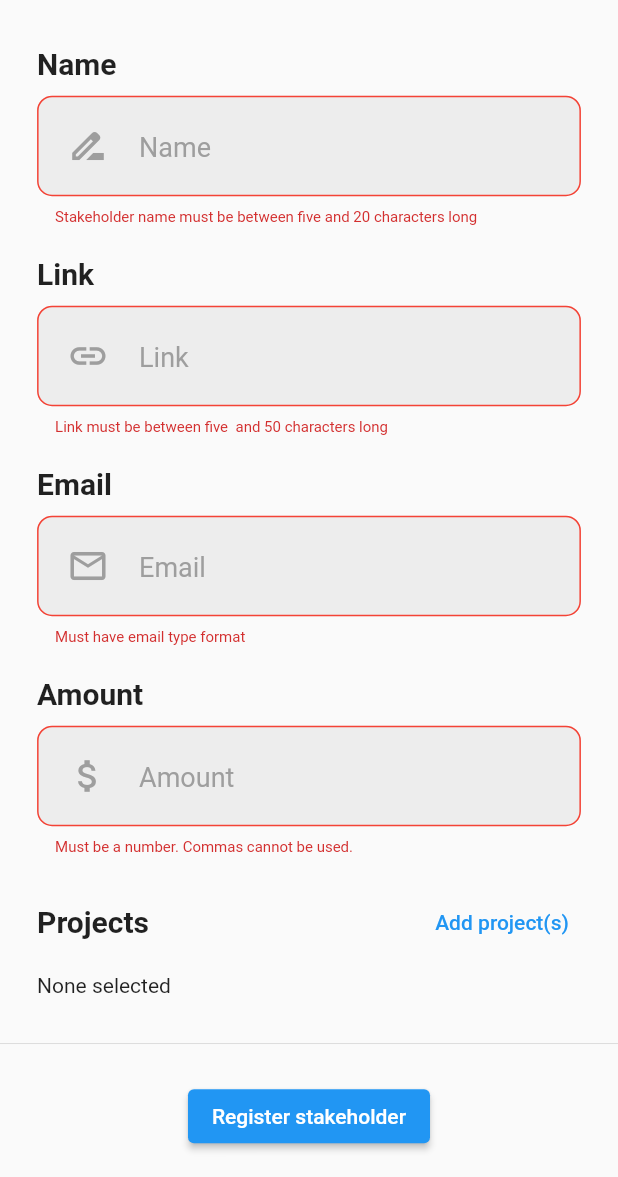
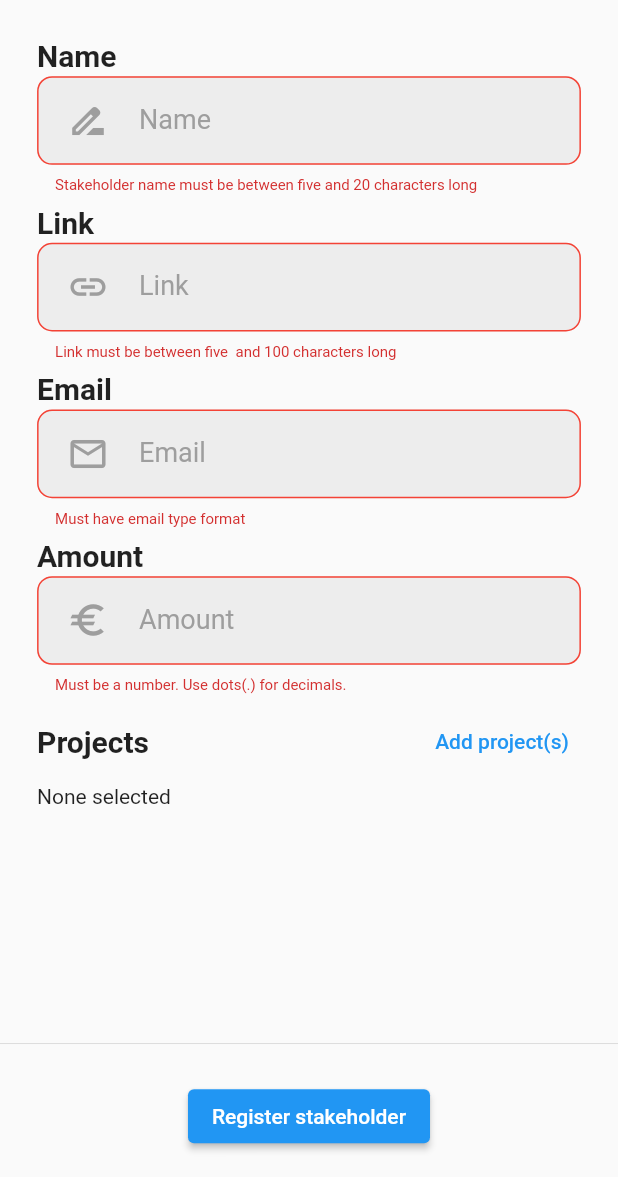
Before and after one commit to senenpalanca/superwoman, a Flutter app: the CreateStakeholderPage screen opened directly, after a tap on "Register stakeholder", on a phone screen of 412 x 824 dp, the part 59-1236 px from its top. Run offline on Flutter 3.47's test engine with Material 2 defaults, Android fonts, the phone set to English and light mode, and no system bars; our stand-ins replace cloud_firestore, date_format, firebase_core, firebase_storage, get_it, image_picker; accounts and stored records are empty; network calls fail.

Commit message:
Review & Finish

```diff
--- a/lib/main.dart
+++ b/lib/main.dart
@@ -1,7 +1,6 @@
 import 'package:firebase_core/firebase_core.dart';
 import 'package:flutter/material.dart';
 import 'package:superwoman/service-locator.dart';
-
 import 'pages/dashboard.dart';
 
 void main() async {
@@ -24,6 +23,7 @@ class MyApp extends StatelessWidget {
   @override
   Widget build(BuildContext context) {
     return MaterialApp(
+
       debugShowCheckedModeBanner: false,
       home: Dashboard(),
     );
--- a/lib/model/project.dart
+++ b/lib/model/project.dart
@@ -3,7 +3,7 @@ class Project {
   String? name;
   String? webLink;
   String? description;
-  String? image;
+  String? image; //Firebase Storage Link
   double? budget;
   DateTime? closingDate;
 
--- a/lib/pages/Projects/projects-page.dart
+++ b/lib/pages/Projects/projects-page.dart
@@ -105,7 +105,7 @@ class _ProjectsPageState extends State<ProjectsPage> {
                             ),
                           ),
                           DataCell(
-                            Text("${project.budget} \$"),
+                            Text("${project.budget} \u{20AC}"),
                           ),
                           DataCell(
                             Text(project.closingDate == null
--- a/lib/pages/Stakeholders/create-stakeholder-page.dart
+++ b/lib/pages/Stakeholders/create-stakeholder-page.dart
@@ -48,7 +48,7 @@ class _CreateStakeholderPageState extends State<CreateStakeholderPage> {
           content: SingleChildScrollView(
             child: ListBody(
               children: const <Widget>[
-                Text('Stakeholder registered successfully.'),
+                const Text('Stakeholder registered successfully.'),
               ],
             ),
           ),
@@ -93,6 +93,7 @@ class _CreateStakeholderPageState extends State<CreateStakeholderPage> {
   @override
   Widget build(BuildContext context) {
     Size size = MediaQuery.of(context).size;
+    const double separation = 5;
     return Scaffold(
       appBar: AppBar(
         elevation: 0,
@@ -100,7 +101,7 @@ class _CreateStakeholderPageState extends State<CreateStakeholderPage> {
         iconTheme: IconThemeData(
           color: Colors.black, //change your color here
         ),
-        title: Text(
+        title: const Text(
           "Register stakeholder",
           style: TextStyle(color: backgroundColor),
         ),
@@ -118,7 +119,7 @@ class _CreateStakeholderPageState extends State<CreateStakeholderPage> {
                   //crossAxisAlignment: CrossAxisAlignment.start,
                   children: [
                     SizedBox(
-                      height: 10,
+                      height: separation,
                     ),
                     const Text(
                       "Name",
@@ -132,7 +133,7 @@ class _CreateStakeholderPageState extends State<CreateStakeholderPage> {
                       errorMsg:
                           "Stakeholder name must be between five and 20 characters long",
                     ),
-                    SizedBox(height: 10),
+                    SizedBox(height: separation),
                     const Text(
                       "Link",
                       style: titleInputStyle,
@@ -141,11 +142,11 @@ class _CreateStakeholderPageState extends State<CreateStakeholderPage> {
                       "Link",
                       webLinkController,
                       icon: Icons.link,
-                      regexp: RegExp(r".{5,50}$"),
+                      regexp: RegExp(r".{5,100}$"),
                       errorMsg:
-                          "Link must be between five  and 50 characters long",
+                          "Link must be between five  and 100 characters long",
                     ),
-                    SizedBox(height: 10),
+                    SizedBox(height: separation),
                     const Text(
                       "Email",
                       style: titleInputStyle,
@@ -159,7 +160,7 @@ class _CreateStakeholderPageState extends State<CreateStakeholderPage> {
                       errorMsg: "Must have email type format",
                       inputType: TextInputType.emailAddress,
                     ),
-                    SizedBox(height: 10),
+                    SizedBox(height: separation),
                     const Text(
                       "Amount",
                       style: titleInputStyle,
@@ -167,29 +168,29 @@ class _CreateStakeholderPageState extends State<CreateStakeholderPage> {
                     TextInput(
                       "Amount",
                       amountController,
-                      icon: Icons.attach_money,
+                      icon: Icons.euro,
                       inputType: TextInputType.number,
                       regexp: RegExp(r"^[0-9]{1,20}([.][0-9]{1,20})?$"),
-                      errorMsg: "Must be a number. Commas cannot be used.",
+                      errorMsg: "Must be a number. Use dots(.) for decimals.",
                     ),
-                    SizedBox(height: 10),
+                    SizedBox(height: separation),
                     //Falta que se puedan seleccionar varios proyectos
                     Row(
                       mainAxisAlignment: MainAxisAlignment.spaceBetween,
                       children: [
-                        Text(
+                        const Text(
                           "Projects",
                           style: titleInputStyle,
                         ),
                         TextButton(
                           onPressed: () => _showAddProjectsDialog(),
-                          child: Text("Add project(s)"),
+                          child: const Text("Add project(s)"),
                         ),
                       ],
                     ),
-                    SizedBox(height: 10),
+                    SizedBox(height: separation),
                     projects.length == 0
-                        ? Text("None selected")
+                        ? const Text("None selected")
                         : Wrap(
                             children: projects
                                 .map((e) => Padding(
--- a/lib/pages/Stakeholders/stakeholders-page.dart
+++ b/lib/pages/Stakeholders/stakeholders-page.dart
@@ -103,7 +103,7 @@ class _StakeholdersPageState extends State<StakeholdersPage> {
                             ),
                           ),
                           DataCell(
-                            Text(" ${stakeholder.amount} \$"),
+                            Text(" ${stakeholder.amount} \u{20AC}"),
                           ),
                           DataCell(
                             Text(
--- a/lib/pallete.dart
+++ b/lib/pallete.dart
@@ -20,4 +20,4 @@ const TextStyle linkStyle = const TextStyle(color: Colors.blue);
 const TextStyle TextDateStyle =
     const TextStyle(color: Colors.black, fontSize: 20);
 
-final formatter = new NumberFormat("#,##0.00", "en_US");
+final formatter     = new NumberFormat("#,##0.00", "en_US");
--- a/lib/service-locator.dart
+++ b/lib/service-locator.dart
@@ -6,8 +6,9 @@ import 'package:superwoman/services/storage.service.dart';
 GetIt locator = GetIt.instance;
 
 void setupLocator() async {
-  // Services
+
   locator.registerSingleton<ProjectService>(ProjectService());
   locator.registerSingleton<StakeholderService>(StakeholderService());
   locator.registerSingleton<StorageService>(StorageService());
+
 }
--- a/lib/services/storage.service.dart
+++ b/lib/services/storage.service.dart
@@ -15,12 +15,12 @@ class StorageService {
       {String mimeType = "image/png"}) async {
     final Reference ref = _storage.ref().child(name);
     try {
-      // Create your custom metadata.
+
       SettableMetadata metadata = SettableMetadata(contentType: mimeType);
 
       final UploadTask uploadTask = ref.putData(f, metadata);
 
-      //Get task progress
+
       uploadTask.snapshotEvents.listen(
         (snapshot) {
           final progress = (snapshot.bytesTransferred / snapshot.totalBytes);
--- a/lib/utils/file.utils.dart
+++ b/lib/utils/file.utils.dart
@@ -14,7 +14,6 @@ class FileUtils {
   }
 
   static Future<File> writeFile(String text) async {
-    // final directory = await getApplicationDocumentsDirectory();
     File file = File('${new DateTime.now().millisecondsSinceEpoch}.csv');
     return file.writeAsString(text);
   }
--- a/lib/widgets/avatar-selector.dart
+++ b/lib/widgets/avatar-selector.dart
@@ -23,7 +23,7 @@ class _AvatarSelectorState extends State<AvatarSelector> {
       child: Stack(
         children: [
           CircleAvatar(
-            radius: 60.0,
+            radius: 50.0,
             backgroundColor: Colors.grey,
             backgroundImage: NetworkImage(widget.image),
           ),
--- a/lib/widgets/text-input.dart
+++ b/lib/widgets/text-input.dart
@@ -8,7 +8,8 @@ class TextInput extends StatefulWidget {
       this.inputType,
       this.inputAction,
       this.regexp,
-      this.errorMsg})
+      this.errorMsg,
+      this.multiLine})
       : super(key: key);
 
   final IconData? icon;
@@ -18,6 +19,7 @@ class TextInput extends StatefulWidget {
   final TextEditingController controller;
   final RegExp? regexp;
   final String? errorMsg;
+  final bool? multiLine;
 
   @override
   State<TextInput> createState() => _TextInputState();
@@ -30,14 +32,9 @@ class _TextInputState extends State<TextInput> {
   Widget build(BuildContext context) {
     Size size = MediaQuery.of(context).size;
     return Padding(
-        padding: const EdgeInsets.symmetric(vertical: 10.0),
+        padding:const EdgeInsets.symmetric(vertical: 2.0),
         child: Container(
-          //height: isInvalid ? size.height * 0.096 : null,
-          //width: size.width * 0.8,
-          decoration: BoxDecoration(
-            //color: Colors.grey[300].withOpacity(0.5),
-            borderRadius: BorderRadius.circular(16),
-          ),
+          height:  widget.multiLine??false ? size.height * 0.096 * 2 : size.height * 0.096  ,
           child: Center(
             child: TextFormField(
               validator: (value) {
@@ -51,16 +48,14 @@ class _TextInputState extends State<TextInput> {
               },
               controller: widget.controller,
               decoration: InputDecoration(
-                // contentPadding: EdgeInsets.only(left: 20),
+
                 filled: true,
                 fillColor: Colors.grey[300]?.withOpacity(0.5),
-                // isDense: true,
                 border: InputBorder.none,
-
                 prefixIcon: widget.icon == null
                     ? null
                     : Padding(
-                        padding: const EdgeInsets.symmetric(horizontal: 20.0),
+                        padding: const EdgeInsets.symmetric(horizontal: 20.0) ,
                         child: Icon(
                           widget.icon,
                           size: 28,
@@ -89,8 +84,10 @@ class _TextInputState extends State<TextInput> {
                 ),
               ),
               style: TextStyle(fontSize: 18, color: Colors.grey, height: 1.5),
-              keyboardType: widget.inputType,
+              keyboardType: widget.multiLine??false ? TextInputType.multiline : widget.inputType,
+              maxLines: widget.multiLine??false ? 3 : 1,
               textInputAction: widget.inputAction,
+
             ),
           ),
         ));
```
Also changed, not shown: lib/pages/Projects/create-project-page.dart (+20 -18 lines).
